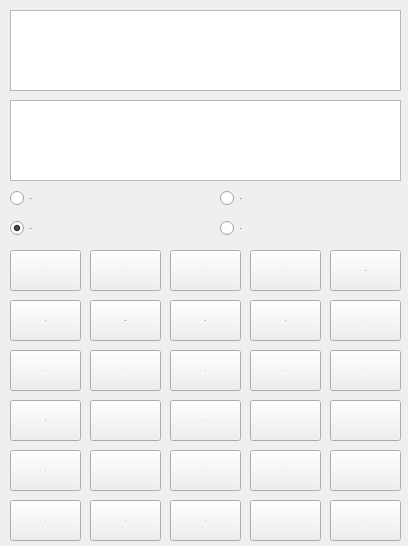
Old version of the form calcurator/programmer.ui in the repository xuwanning/QT-.
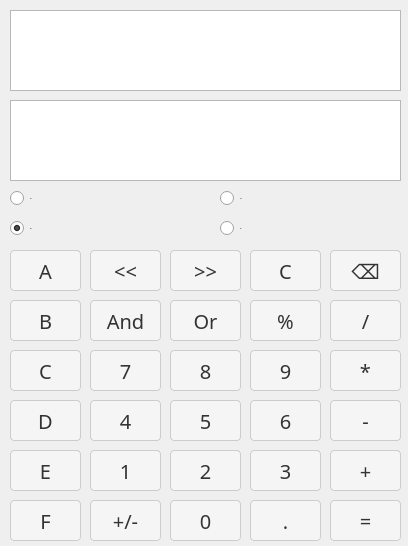
New version of the form. Icons and pictures are not drawn.

The edit to the form file:
```diff
--- a/calcurator/programmer.ui
+++ b/calcurator/programmer.ui
@@ -641,6 +641,45 @@
       <height>41</height>
      </rect>
     </property>
+    <property name="styleSheet">
+     <string notr="true">QPushButton {
+    font-family: &quot;微软雅黑&quot;;
+    font-size: 20px;
+    padding: 8px 12px;
+    border: 1px solid #ccc;
+    border-radius: 4px;
+    background-color: #f5f5f5;
+    color: #333;
+}
+
+QPushButton:hover {
+    background-color: #ebebeb;
+}
+
+QPushButton:pressed {
+    background-color: #d4d4d4;
+}
+
+QLineEdit {
+    font-family: &quot;微软雅黑&quot;;
+    font-size: 20px;
+    padding: 8px;
+    border: 1px solid #ccc;
+    border-radius: 4px;
+    background-color: #fff;
+    color: #333;
+}
+
+QLineEdit:hover {
+    background-color: #f5f5f5;
+}
+
+QLineEdit:focus {
+    border-color: #4d90fe;
+    outline: none;
+}
+</string>
+    </property>
     <property name="text">
      <string>1</string>
     </property>
@@ -654,6 +693,45 @@
       <height>41</height>
      </rect>
     </property>
+    <property name="styleSheet">
+     <string notr="true">QPushButton {
+    font-family: &quot;微软雅黑&quot;;
+    font-size: 20px;
+    padding: 8px 12px;
+    border: 1px solid #ccc;
+    border-radius: 4px;
+    background-color: #f5f5f5;
+    color: #333;
+}
+
+QPushButton:hover {
+    background-color: #ebebeb;
+}
+
+QPushButton:pressed {
+    background-color: #d4d4d4;
+}
+
+QLineEdit {
+    font-family: &quot;微软雅黑&quot;;
+    font-size: 20px;
+    padding: 8px;
+    border: 1px solid #ccc;
+    border-radius: 4px;
+    background-color: #fff;
+    color: #333;
+}
+
+QLineEdit:hover {
+    background-color: #f5f5f5;
+}
+
+QLineEdit:focus {
+    border-color: #4d90fe;
+    outline: none;
+}
+</string>
+    </property>
     <property name="text">
      <string>2</string>
     </property>
@@ -667,6 +745,45 @@
       <height>41</height>
      </rect>
     </property>
+    <property name="styleSheet">
+     <string notr="true">QPushButton {
+    font-family: &quot;微软雅黑&quot;;
+    font-size: 20px;
+    padding: 8px 12px;
+    border: 1px solid #ccc;
+    border-radius: 4px;
+    background-color: #f5f5f5;
+    color: #333;
+}
+
+QPushButton:hover {
+    background-color: #ebebeb;
+}
+
+QPushButton:pressed {
+    background-color: #d4d4d4;
+}
+
+QLineEdit {
+    font-family: &quot;微软雅黑&quot;;
+    font-size: 20px;
+    padding: 8px;
+    border: 1px solid #ccc;
+    border-radius: 4px;
+    background-color: #fff;
+    color: #333;
+}
+
+QLineEdit:hover {
+    background-color: #f5f5f5;
+}
+
+QLineEdit:focus {
+    border-color: #4d90fe;
+    outline: none;
+}
+</string>
+    </property>
     <property name="text">
      <string>3</string>
     </property>
@@ -680,6 +797,45 @@
       <height>41</height>
      </rect>
     </property>
+    <property name="styleSheet">
+     <string notr="true">QPushButton {
+    font-family: &quot;微软雅黑&quot;;
+    font-size: 20px;
+    padding: 8px 12px;
+    border: 1px solid #ccc;
+    border-radius: 4px;
+    background-color: #f5f5f5;
+    color: #333;
+}
+
+QPushButton:hover {
+    background-color: #ebebeb;
+}
+
+QPushButton:pressed {
+    background-color: #d4d4d4;
+}
+
+QLineEdit {
+    font-family: &quot;微软雅黑&quot;;
+    font-size: 20px;
+    padding: 8px;
+    border: 1px solid #ccc;
+    border-radius: 4px;
+    background-color: #fff;
+    color: #333;
+}
+
+QLineEdit:hover {
+    background-color: #f5f5f5;
+}
+
+QLineEdit:focus {
+    border-color: #4d90fe;
+    outline: none;
+}
+</string>
+    </property>
     <property name="text">
      <string>4</string>
     </property>
@@ -693,6 +849,45 @@
       <height>41</height>
      </rect>
     </property>
+    <property name="styleSheet">
+     <string notr="true">QPushButton {
+    font-family: &quot;微软雅黑&quot;;
+    font-size: 20px;
+    padding: 8px 12px;
+    border: 1px solid #ccc;
+    border-radius: 4px;
+    background-color: #f5f5f5;
+    color: #333;
+}
+
+QPushButton:hover {
+    background-color: #ebebeb;
+}
+
+QPushButton:pressed {
+    background-color: #d4d4d4;
+}
+
+QLineEdit {
+    font-family: &quot;微软雅黑&quot;;
+    font-size: 20px;
+    padding: 8px;
+    border: 1px solid #ccc;
+    border-radius: 4px;
+    background-color: #fff;
+    color: #333;
+}
+
+QLineEdit:hover {
+    background-color: #f5f5f5;
+}
+
+QLineEdit:focus {
+    border-color: #4d90fe;
+    outline: none;
+}
+</string>
+    </property>
     <property name="text">
      <string>5</string>
     </property>
@@ -706,6 +901,45 @@
       <height>41</height>
      </rect>
     </property>
+    <property name="styleSheet">
+     <string notr="true">QPushButton {
+    font-family: &quot;微软雅黑&quot;;
+    font-size: 20px;
+    padding: 8px 12px;
+    border: 1px solid #ccc;
+    border-radius: 4px;
+    background-color: #f5f5f5;
+    color: #333;
+}
+
+QPushButton:hover {
+    background-color: #ebebeb;
+}
+
+QPushButton:pressed {
+    background-color: #d4d4d4;
+}
+
+QLineEdit {
+    font-family: &quot;微软雅黑&quot;;
+    font-size: 20px;
+    padding: 8px;
+    border: 1px solid #ccc;
+    border-radius: 4px;
+    background-color: #fff;
+    color: #333;
+}
+
+QLineEdit:hover {
+    background-color: #f5f5f5;
+}
+
+QLineEdit:focus {
+    border-color: #4d90fe;
+    outline: none;
+}
+</string>
+    </property>
     <property name="text">
      <string>6</string>
     </property>
@@ -719,6 +953,45 @@
       <height>41</height>
      </rect>
     </property>
+    <property name="styleSheet">
+     <string notr="true">QPushButton {
+    font-family: &quot;微软雅黑&quot;;
+    font-size: 20px;
+    padding: 8px 12px;
+    border: 1px solid #ccc;
+    border-radius: 4px;
+    background-color: #f5f5f5;
+    color: #333;
+}
+
+QPushButton:hover {
+    background-color: #ebebeb;
+}
+
+QPushButton:pressed {
+    background-color: #d4d4d4;
+}
+
+QLineEdit {
+    font-family: &quot;微软雅黑&quot;;
+    font-size: 20px;
+    padding: 8px;
+    border: 1px solid #ccc;
+    border-radius: 4px;
+    background-color: #fff;
+    color: #333;
+}
+
+QLineEdit:hover {
+    background-color: #f5f5f5;
+}
+
+QLineEdit:focus {
+    border-color: #4d90fe;
+    outline: none;
+}
+</string>
+    </property>
     <property name="text">
      <string>7</string>
     </property>
@@ -732,6 +1005,45 @@
       <height>41</height>
      </rect>
     </property>
+    <property name="styleSheet">
+     <string notr="true">QPushButton {
+    font-family: &quot;微软雅黑&quot;;
+    font-size: 20px;
+    padding: 8px 12px;
+    border: 1px solid #ccc;
+    border-radius: 4px;
+    background-color: #f5f5f5;
+    color: #333;
+}
+
+QPushButton:hover {
+    background-color: #ebebeb;
+}
+
+QPushButton:pressed {
+    background-color: #d4d4d4;
+}
+
+QLineEdit {
+    font-family: &quot;微软雅黑&quot;;
+    font-size: 20px;
+    padding: 8px;
+    border: 1px solid #ccc;
+    border-radius: 4px;
+    background-color: #fff;
+    color: #333;
+}
+
+QLineEdit:hover {
+    background-color: #f5f5f5;
+}
+
+QLineEdit:focus {
+    border-color: #4d90fe;
+    outline: none;
+}
+</string>
+    </property>
     <property name="text">
      <string>8</string>
     </property>
@@ -745,6 +1057,45 @@
       <height>41</height>
      </rect>
     </property>
+    <property name="styleSheet">
+     <string notr="true">QPushButton {
+    font-family: &quot;微软雅黑&quot;;
+    font-size: 20px;
+    padding: 8px 12px;
+    border: 1px solid #ccc;
+    border-radius: 4px;
+    background-color: #f5f5f5;
+    color: #333;
+}
+
+QPushButton:hover {
+    background-color: #ebebeb;
+}
+
+QPushButton:pressed {
+    background-color: #d4d4d4;
+}
+
+QLineEdit {
+    font-family: &quot;微软雅黑&quot;;
+    font-size: 20px;
+    padding: 8px;
+    border: 1px solid #ccc;
+    border-radius: 4px;
+    background-color: #fff;
+    color: #333;
+}
+
+QLineEdit:hover {
+    background-color: #f5f5f5;
+}
+
+QLineEdit:focus {
+    border-color: #4d90fe;
+    outline: none;
+}
+</string>
+    </property>
     <property name="text">
      <string>9</string>
     </property>
@@ -758,6 +1109,45 @@
       <height>41</height>
      </rect>
     </property>
+    <property name="styleSheet">
+     <string notr="true">QPushButton {
+    font-family: &quot;微软雅黑&quot;;
+    font-size: 20px;
+    padding: 8px 12px;
+    border: 1px solid #ccc;
+    border-radius: 4px;
+    background-color: #f5f5f5;
+    color: #333;
+}
+
+QPushButton:hover {
+    background-color: #ebebeb;
+}
+
+QPushButton:pressed {
+    background-color: #d4d4d4;
+}
+
+QLineEdit {
+    font-family: &quot;微软雅黑&quot;;
+    font-size: 20px;
+    padding: 8px;
+    border: 1px solid #ccc;
+    border-radius: 4px;
+    background-color: #fff;
+    color: #333;
+}
+
+QLineEdit:hover {
+    background-color: #f5f5f5;
+}
+
+QLineEdit:focus {
+    border-color: #4d90fe;
+    outline: none;
+}
+</string>
+    </property>
     <property name="text">
      <string>+</string>
     </property>
@@ -771,6 +1161,45 @@
       <height>41</height>
      </rect>
     </property>
+    <property name="styleSheet">
+     <string notr="true">QPushButton {
+    font-family: &quot;微软雅黑&quot;;
+    font-size: 20px;
+    padding: 8px 12px;
+    border: 1px solid #ccc;
+    border-radius: 4px;
+    background-color: #f5f5f5;
+    color: #333;
+}
+
+QPushButton:hover {
+    background-color: #ebebeb;
+}
+
+QPushButton:pressed {
+    background-color: #d4d4d4;
+}
+
+QLineEdit {
+    font-family: &quot;微软雅黑&quot;;
+    font-size: 20px;
+    padding: 8px;
+    border: 1px solid #ccc;
+    border-radius: 4px;
+    background-color: #fff;
+    color: #333;
+}
+
+QLineEdit:hover {
+    background-color: #f5f5f5;
+}
+
+QLineEdit:focus {
+    border-color: #4d90fe;
+    outline: none;
+}
+</string>
+    </property>
     <property name="text">
      <string>-</string>
     </property>
@@ -784,6 +1213,45 @@
       <height>41</height>
      </rect>
     </property>
+    <property name="styleSheet">
+     <string notr="true">QPushButton {
+    font-family: &quot;微软雅黑&quot;;
+    font-size: 20px;
+    padding: 8px 12px;
+    border: 1px solid #ccc;
+    border-radius: 4px;
+    background-color: #f5f5f5;
+    color: #333;
+}
+
+QPushButton:hover {
+    background-color: #ebebeb;
+}
+
+QPushButton:pressed {
+    background-color: #d4d4d4;
+}
+
+QLineEdit {
+    font-family: &quot;微软雅黑&quot;;
+    font-size: 20px;
+    padding: 8px;
+    border: 1px solid #ccc;
+    border-radius: 4px;
+    background-color: #fff;
+    color: #333;
+}
+
+QLineEdit:hover {
+    background-color: #f5f5f5;
+}
+
+QLineEdit:focus {
+    border-color: #4d90fe;
+    outline: none;
+}
+</string>
+    </property>
     <property name="text">
      <string>0</string>
     </property>
@@ -797,6 +1265,45 @@
       <height>41</height>
      </rect>
     </property>
+    <property name="styleSheet">
+     <string notr="true">QPushButton {
+    font-family: &quot;微软雅黑&quot;;
+    font-size: 20px;
+    padding: 8px 12px;
+    border: 1px solid #ccc;
+    border-radius: 4px;
+    background-color: #f5f5f5;
+    color: #333;
+}
+
+QPushButton:hover {
+    background-color: #ebebeb;
+}
+
+QPushButton:pressed {
+    background-color: #d4d4d4;
+}
+
+QLineEdit {
+    font-family: &quot;微软雅黑&quot;;
+    font-size: 20px;
+    padding: 8px;
+    border: 1px solid #ccc;
+    border-radius: 4px;
+    background-color: #fff;
+    color: #333;
+}
+
+QLineEdit:hover {
+    background-color: #f5f5f5;
+}
+
+QLineEdit:focus {
+    border-color: #4d90fe;
+    outline: none;
+}
+</string>
+    </property>
     <property name="text">
      <string>*</string>
     </property>
@@ -810,6 +1317,45 @@
       <height>41</height>
      </rect>
     </property>
+    <property name="styleSheet">
+     <string notr="true">QPushButton {
+    font-family: &quot;微软雅黑&quot;;
+    font-size: 20px;
+    padding: 8px 12px;
+    border: 1px solid #ccc;
+    border-radius: 4px;
+    background-color: #f5f5f5;
+    color: #333;
+}
+
+QPushButton:hover {
+    background-color: #ebebeb;
+}
+
+QPushButton:pressed {
+    background-color: #d4d4d4;
+}
+
+QLineEdit {
+    font-family: &quot;微软雅黑&quot;;
+    font-size: 20px;
+    padding: 8px;
+    border: 1px solid #ccc;
+    border-radius: 4px;
+    background-color: #fff;
+    color: #333;
+}
+
+QLineEdit:hover {
+    background-color: #f5f5f5;
+}
+
+QLineEdit:focus {
+    border-color: #4d90fe;
+    outline: none;
+}
+</string>
+    </property>
     <property name="text">
      <string>/</string>
     </property>
@@ -823,6 +1369,45 @@
       <height>41</height>
      </rect>
     </property>
+    <property name="styleSheet">
+     <string notr="true">QPushButton {
+    font-family: &quot;微软雅黑&quot;;
+    font-size: 20px;
+    padding: 8px 12px;
+    border: 1px solid #ccc;
+    border-radius: 4px;
+    background-color: #f5f5f5;
+    color: #333;
+}
+
+QPushButton:hover {
+    background-color: #ebebeb;
+}
+
+QPushButton:pressed {
+    background-color: #d4d4d4;
+}
+
+QLineEdit {
+    font-family: &quot;微软雅黑&quot;;
+    font-size: 20px;
+    padding: 8px;
+    border: 1px solid #ccc;
+    border-radius: 4px;
+    background-color: #fff;
+    color: #333;
+}
+
+QLineEdit:hover {
+    background-color: #f5f5f5;
+}
+
+QLineEdit:focus {
+    border-color: #4d90fe;
+    outline: none;
+}
+</string>
+    </property>
     <property name="text">
      <string>.</string>
     </property>
@@ -839,6 +1424,45 @@
       <height>41</height>
      </rect>
     </property>
+    <property name="styleSheet">
+     <string notr="true">QPushButton {
+    font-family: &quot;微软雅黑&quot;;
+    font-size: 20px;
+    padding: 8px 12px;
+    border: 1px solid #ccc;
+    border-radius: 4px;
+    background-color: #f5f5f5;
+    color: #333;
+}
+
+QPushButton:hover {
+    background-color: #ebebeb;
+}
+
+QPushButton:pressed {
+    background-color: #d4d4d4;
+}
+
+QLineEdit {
+    font-family: &quot;微软雅黑&quot;;
+    font-size: 20px;
+    padding: 8px;
+    border: 1px solid #ccc;
+    border-radius: 4px;
+    background-color: #fff;
+    color: #333;
+}
+
+QLineEdit:hover {
+    background-color: #f5f5f5;
+}
+
+QLineEdit:focus {
+    border-color: #4d90fe;
+    outline: none;
+}
+</string>
+    </property>
     <property name="text">
      <string>⌫</string>
     </property>
@@ -852,6 +1476,45 @@
       <height>41</height>
      </rect>
     </property>
+    <property name="styleSheet">
+     <string notr="true">QPushButton {
+    font-family: &quot;微软雅黑&quot;;
+    font-size: 20px;
+    padding: 8px 12px;
+    border: 1px solid #ccc;
+    border-radius: 4px;
+    background-color: #f5f5f5;
+    color: #333;
+}
+
+QPushButton:hover {
+    background-color: #ebebeb;
+}
+
+QPushButton:pressed {
+    background-color: #d4d4d4;
+}
+
+QLineEdit {
+    font-family: &quot;微软雅黑&quot;;
+    font-size: 20px;
+    padding: 8px;
+    border: 1px solid #ccc;
+    border-radius: 4px;
+    background-color: #fff;
+    color: #333;
+}
+
+QLineEdit:hover {
+    background-color: #f5f5f5;
+}
+
+QLineEdit:focus {
+    border-color: #4d90fe;
+    outline: none;
+}
+</string>
+    </property>
     <property name="text">
      <string>C</string>
     </property>
@@ -865,6 +1528,45 @@
       <height>41</height>
      </rect>
     </property>
+    <property name="styleSheet">
+     <string notr="true">QPushButton {
+    font-family: &quot;微软雅黑&quot;;
+    font-size: 20px;
+    padding: 8px 12px;
+    border: 1px solid #ccc;
+    border-radius: 4px;
+    background-color: #f5f5f5;
+    color: #333;
+}
+
+QPushButton:hover {
+    background-color: #ebebeb;
+}
+
+QPushButton:pressed {
+    background-color: #d4d4d4;
+}
+
+QLineEdit {
+    font-family: &quot;微软雅黑&quot;;
+    font-size: 20px;
+    padding: 8px;
+    border: 1px solid #ccc;
+    border-radius: 4px;
+    background-color: #fff;
+    color: #333;
+}
+
+QLineEdit:hover {
+    background-color: #f5f5f5;
+}
+
+QLineEdit:focus {
+    border-color: #4d90fe;
+    outline: none;
+}
+</string>
+    </property>
     <property name="text">
      <string>=</string>
     </property>
@@ -1508,6 +2210,45 @@
       <height>41</height>
      </rect>
     </property>
+    <property name="styleSheet">
+     <string notr="true">QPushButton {
+    font-family: &quot;微软雅黑&quot;;
+    font-size: 20px;
+    padding: 8px 12px;
+    border: 1px solid #ccc;
+    border-radius: 4px;
+    background-color: #f5f5f5;
+    color: #333;
+}
+
+QPushButton:hover {
+    background-color: #ebebeb;
+}
+
+QPushButton:pressed {
+    background-color: #d4d4d4;
+}
+
+QLineEdit {
+    font-family: &quot;微软雅黑&quot;;
+    font-size: 20px;
+    padding: 8px;
+    border: 1px solid #ccc;
+    border-radius: 4px;
+    background-color: #fff;
+    color: #333;
+}
+
+QLineEdit:hover {
+    background-color: #f5f5f5;
+}
+
+QLineEdit:focus {
+    border-color: #4d90fe;
+    outline: none;
+}
+</string>
+    </property>
     <property name="text">
      <string>%</string>
     </property>
@@ -1521,6 +2262,45 @@
       <height>41</height>
      </rect>
     </property>
+    <property name="styleSheet">
+     <string notr="true">QPushButton {
+    font-family: &quot;微软雅黑&quot;;
+    font-size: 20px;
+    padding: 8px 12px;
+    border: 1px solid #ccc;
+    border-radius: 4px;
+    background-color: #f5f5f5;
+    color: #333;
+}
+
+QPushButton:hover {
+    background-color: #ebebeb;
+}
+
+QPushButton:pressed {
+    background-color: #d4d4d4;
+}
+
+QLineEdit {
+    font-family: &quot;微软雅黑&quot;;
+    font-size: 20px;
+    padding: 8px;
+    border: 1px solid #ccc;
+    border-radius: 4px;
+    background-color: #fff;
+    color: #333;
+}
+
+QLineEdit:hover {
+    background-color: #f5f5f5;
+}
+
+QLineEdit:focus {
+    border-color: #4d90fe;
+    outline: none;
+}
+</string>
+    </property>
     <property name="text">
      <string>+/-</string>
     </property>
@@ -2164,6 +2944,45 @@
       <height>41</height>
      </rect>
     </property>
+    <property name="styleSheet">
+     <string notr="true">QPushButton {
+    font-family: &quot;微软雅黑&quot;;
+    font-size: 20px;
+    padding: 8px 12px;
+    border: 1px solid #ccc;
+    border-radius: 4px;
+    background-color: #f5f5f5;
+    color: #333;
+}
+
+QPushButton:hover {
+    background-color: #ebebeb;
+}
+
+QPushButton:pressed {
+    background-color: #d4d4d4;
+}
+
+QLineEdit {
+    font-family: &quot;微软雅黑&quot;;
+    font-size: 20px;
+    padding: 8px;
+    border: 1px solid #ccc;
+    border-radius: 4px;
+    background-color: #fff;
+    color: #333;
+}
+
+QLineEdit:hover {
+    background-color: #f5f5f5;
+}
+
+QLineEdit:focus {
+    border-color: #4d90fe;
+    outline: none;
+}
+</string>
+    </property>
     <property name="text">
      <string>A</string>
     </property>
@@ -2177,6 +2996,45 @@
       <height>41</height>
      </rect>
     </property>
+    <property name="styleSheet">
+     <string notr="true">QPushButton {
+    font-family: &quot;微软雅黑&quot;;
+    font-size: 20px;
+    padding: 8px 12px;
+    border: 1px solid #ccc;
+    border-radius: 4px;
+    background-color: #f5f5f5;
+    color: #333;
+}
+
+QPushButton:hover {
+    background-color: #ebebeb;
+}
+
+QPushButton:pressed {
+    background-color: #d4d4d4;
+}
+
+QLineEdit {
+    font-family: &quot;微软雅黑&quot;;
+    font-size: 20px;
+    padding: 8px;
+    border: 1px solid #ccc;
+    border-radius: 4px;
+    background-color: #fff;
+    color: #333;
+}
+
+QLineEdit:hover {
+    background-color: #f5f5f5;
+}
+
+QLineEdit:focus {
+    border-color: #4d90fe;
+    outline: none;
+}
+</string>
+    </property>
     <property name="text">
      <string>B</string>
     </property>
@@ -2190,6 +3048,45 @@
       <height>41</height>
      </rect>
     </property>
+    <property name="styleSheet">
+     <string notr="true">QPushButton {
+    font-family: &quot;微软雅黑&quot;;
+    font-size: 20px;
+    padding: 8px 12px;
+    border: 1px solid #ccc;
+    border-radius: 4px;
+    background-color: #f5f5f5;
+    color: #333;
+}
+
+QPushButton:hover {
+    background-color: #ebebeb;
+}
+
+QPushButton:pressed {
+    background-color: #d4d4d4;
+}
+
+QLineEdit {
+    font-family: &quot;微软雅黑&quot;;
+    font-size: 20px;
+    padding: 8px;
+    border: 1px solid #ccc;
+    border-radius: 4px;
+    background-color: #fff;
+    color: #333;
+}
+
+QLineEdit:hover {
+    background-color: #f5f5f5;
+}
+
+QLineEdit:focus {
+    border-color: #4d90fe;
+    outline: none;
+}
+</string>
+    </property>
     <property name="text">
      <string>C</string>
     </property>
@@ -2203,6 +3100,45 @@
       <height>41</height>
      </rect>
     </property>
+    <property name="styleSheet">
+     <string notr="true">QPushButton {
+    font-family: &quot;微软雅黑&quot;;
+    font-size: 20px;
+    padding: 8px 12px;
+    border: 1px solid #ccc;
+    border-radius: 4px;
+    background-color: #f5f5f5;
+    color: #333;
+}
+
+QPushButton:hover {
+    background-color: #ebebeb;
+}
+
+QPushButton:pressed {
+    background-color: #d4d4d4;
+}
+
+QLineEdit {
+    font-family: &quot;微软雅黑&quot;;
+    font-size: 20px;
+    padding: 8px;
+    border: 1px solid #ccc;
+    border-radius: 4px;
+    background-color: #fff;
+    color: #333;
+}
+
+QLineEdit:hover {
+    background-color: #f5f5f5;
+}
+
+QLineEdit:focus {
+    border-color: #4d90fe;
+    outline: none;
+}
+</string>
+    </property>
     <property name="text">
      <string>D</string>
     </property>
@@ -2216,6 +3152,45 @@
       <height>41</height>
      </rect>
     </property>
+    <property name="styleSheet">
+     <string notr="true">QPushButton {
+    font-family: &quot;微软雅黑&quot;;
+    font-size: 20px;
+    padding: 8px 12px;
+    border: 1px solid #ccc;
+    border-radius: 4px;
+    background-color: #f5f5f5;
+    color: #333;
+}
+
+QPushButton:hover {
+    background-color: #ebebeb;
+}
+
+QPushButton:pressed {
+    background-color: #d4d4d4;
+}
+
+QLineEdit {
+    font-family: &quot;微软雅黑&quot;;
+    font-size: 20px;
+    padding: 8px;
+    border: 1px solid #ccc;
+    border-radius: 4px;
+    background-color: #fff;
+    color: #333;
+}
+
+QLineEdit:hover {
+    background-color: #f5f5f5;
+}
+
+QLineEdit:focus {
+    border-color: #4d90fe;
+    outline: none;
+}
+</string>
+    </property>
     <property name="text">
      <string>E</string>
     </property>
@@ -2229,6 +3204,45 @@
       <height>41</height>
      </rect>
     </property>
+    <property name="styleSheet">
+     <string notr="true">QPushButton {
+    font-family: &quot;微软雅黑&quot;;
+    font-size: 20px;
+    padding: 8px 12px;
+    border: 1px solid #ccc;
+    border-radius: 4px;
+    background-color: #f5f5f5;
+    color: #333;
+}
+
+QPushButton:hover {
+    background-color: #ebebeb;
+}
+
+QPushButton:pressed {
+    background-color: #d4d4d4;
+}
+
+QLineEdit {
+    font-family: &quot;微软雅黑&quot;;
+    font-size: 20px;
+    padding: 8px;
+    border: 1px solid #ccc;
+    border-radius: 4px;
+    background-color: #fff;
+    color: #333;
+}
+
+QLineEdit:hover {
+    background-color: #f5f5f5;
+}
+
+QLineEdit:focus {
+    border-color: #4d90fe;
+    outline: none;
+}
+</string>
+    </property>
     <property name="text">
      <string>F</string>
     </property>
@@ -2242,6 +3256,45 @@
       <height>41</height>
      </rect>
     </property>
+    <property name="styleSheet">
+     <string notr="true">QPushButton {
+    font-family: &quot;微软雅黑&quot;;
+    font-size: 20px;
+    padding: 8px 12px;
+    border: 1px solid #ccc;
+    border-radius: 4px;
+    background-color: #f5f5f5;
+    color: #333;
+}
+
+QPushButton:hover {
+    background-color: #ebebeb;
+}
+
+QPushButton:pressed {
+    background-color: #d4d4d4;
+}
+
+QLineEdit {
+    font-family: &quot;微软雅黑&quot;;
+    font-size: 20px;
+    padding: 8px;
+    border: 1px solid #ccc;
+    border-radius: 4px;
+    background-color: #fff;
+    color: #333;
+}
+
+QLineEdit:hover {
+    background-color: #f5f5f5;
+}
+
+QLineEdit:focus {
+    border-color: #4d90fe;
+    outline: none;
+}
+</string>
+    </property>
     <property name="text">
      <string>&lt;&lt;</string>
     </property>
@@ -2255,6 +3308,45 @@
       <height>41</height>
      </rect>
     </property>
+    <property name="styleSheet">
+     <string notr="true">QPushButton {
+    font-family: &quot;微软雅黑&quot;;
+    font-size: 20px;
+    padding: 8px 12px;
+    border: 1px solid #ccc;
+    border-radius: 4px;
+    background-color: #f5f5f5;
+    color: #333;
+}
+
+QPushButton:hover {
+    background-color: #ebebeb;
+}
+
+QPushButton:pressed {
+    background-color: #d4d4d4;
+}
+
+QLineEdit {
+    font-family: &quot;微软雅黑&quot;;
+    font-size: 20px;
+    padding: 8px;
+    border: 1px solid #ccc;
+    border-radius: 4px;
+    background-color: #fff;
+    color: #333;
+}
+
+QLineEdit:hover {
+    background-color: #f5f5f5;
+}
+
+QLineEdit:focus {
+    border-color: #4d90fe;
+    outline: none;
+}
+</string>
+    </property>
     <property name="text">
      <string>&gt;&gt;</string>
     </property>
@@ -2268,6 +3360,45 @@
       <height>41</height>
      </rect>
     </property>
+    <property name="styleSheet">
+     <string notr="true">QPushButton {
+    font-family: &quot;微软雅黑&quot;;
+    font-size: 20px;
+    padding: 8px 12px;
+    border: 1px solid #ccc;
+    border-radius: 4px;
+    background-color: #f5f5f5;
+    color: #333;
+}
+
+QPushButton:hover {
+    background-color: #ebebeb;
+}
+
+QPushButton:pressed {
+    background-color: #d4d4d4;
+}
+
+QLineEdit {
+    font-family: &quot;微软雅黑&quot;;
+    font-size: 20px;
+    padding: 8px;
+    border: 1px solid #ccc;
+    border-radius: 4px;
+    background-color: #fff;
+    color: #333;
+}
+
+QLineEdit:hover {
+    background-color: #f5f5f5;
+}
+
+QLineEdit:focus {
+    border-color: #4d90fe;
+    outline: none;
+}
+</string>
+    </property>
     <property name="text">
      <string>And</string>
     </property>
@@ -2281,6 +3412,45 @@
       <height>41</height>
      </rect>
     </property>
+    <property name="styleSheet">
+     <string notr="true">QPushButton {
+    font-family: &quot;微软雅黑&quot;;
+    font-size: 20px;
+    padding: 8px 12px;
+    border: 1px solid #ccc;
+    border-radius: 4px;
+    background-color: #f5f5f5;
+    color: #333;
+}
+
+QPushButton:hover {
+    background-color: #ebebeb;
+}
+
+QPushButton:pressed {
+    background-color: #d4d4d4;
+}
+
+QLineEdit {
+    font-family: &quot;微软雅黑&quot;;
+    font-size: 20px;
+    padding: 8px;
+    border: 1px solid #ccc;
+    border-radius: 4px;
+    background-color: #fff;
+    color: #333;
+}
+
+QLineEdit:hover {
+    background-color: #f5f5f5;
+}
+
+QLineEdit:focus {
+    border-color: #4d90fe;
+    outline: none;
+}
+</string>
+    </property>
     <property name="text">
      <string>Or</string>
     </property>
```
